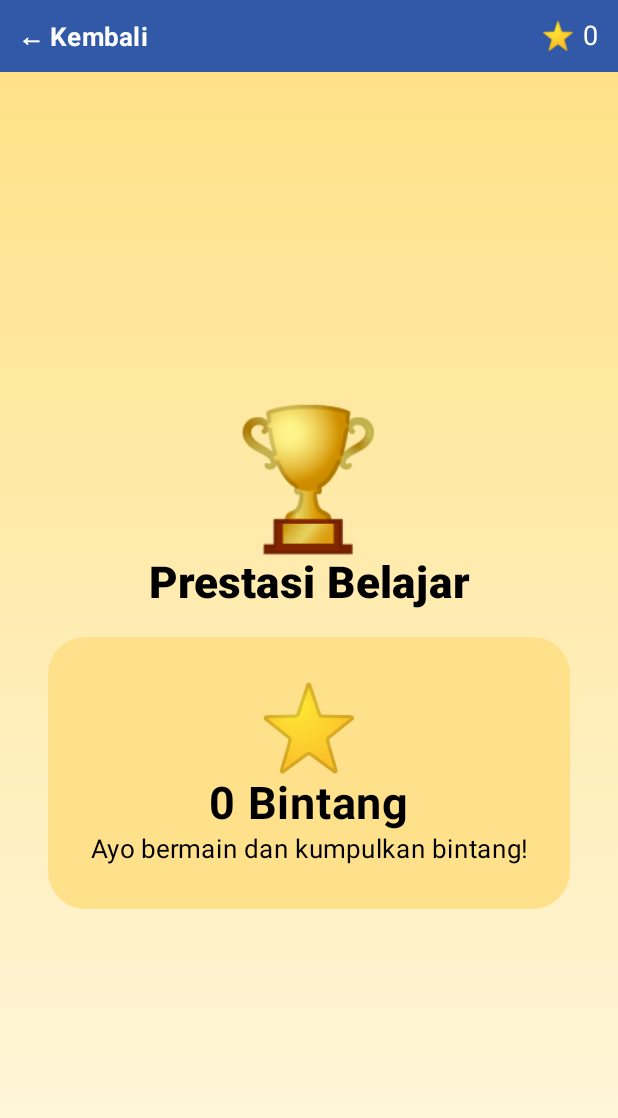
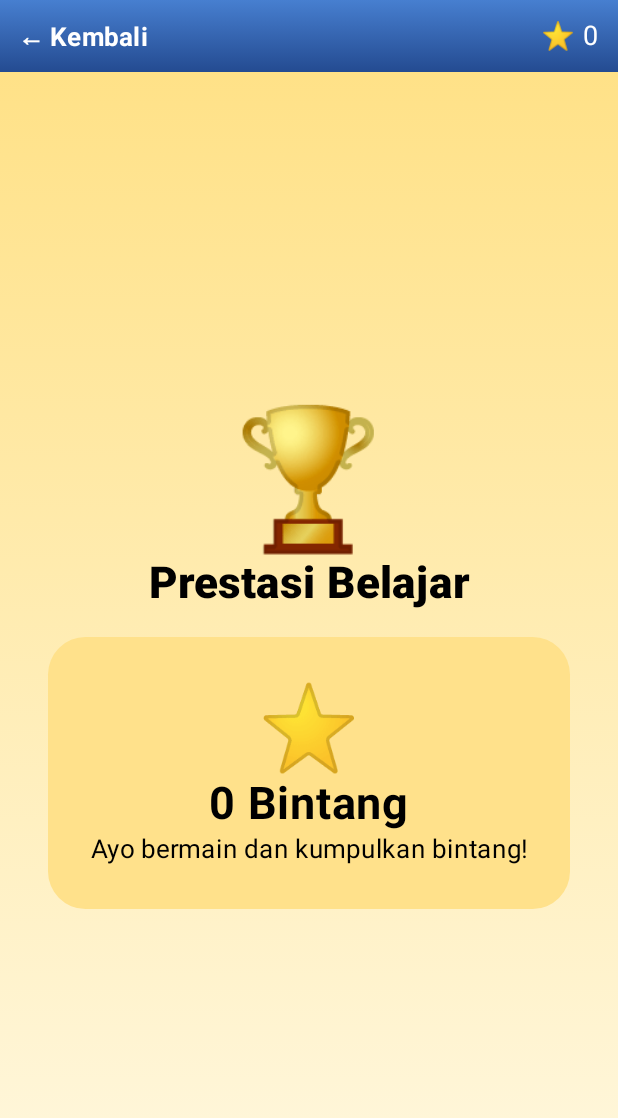
Before and after one commit to MChat-Android/M-Anak-Pintar, an Android app built with Jetpack Compose: the screen it shows after launch (MainActivity), after a tap on an icon or button, on a phone screen of 412 x 824 dp. Shown: the top 1118 px of the screen. Run offline under Robolectric (Android 15) with nearby library versions, the phone set to English and light mode, and no system bars.

Commit message:
Update MainActivity.kt

```diff
--- a/app/src/main/java/com/m/anakpintar/MainActivity.kt
+++ b/app/src/main/java/com/m/anakpintar/MainActivity.kt
@@ -1,4 +1,3 @@
-
 package com.m.anakpintar
 
 import android.os.Bundle
@@ -17,6 +16,7 @@ import androidx.compose.runtime.*
 import androidx.compose.runtime.saveable.rememberSaveable
 import androidx.compose.ui.Alignment
 import androidx.compose.ui.Modifier
+import androidx.compose.ui.draw.*
 import androidx.compose.ui.graphics.Brush
 import androidx.compose.ui.graphics.Color
 import androidx.compose.ui.platform.LocalContext
@@ -70,46 +70,21 @@ private val letters = listOf(
 )
 
 private fun letterIllustration(word: String): String = when (word) {
-    "Apel" -> "🍎"
-    "Bola" -> "⚽"
-    "Cicak" -> "🦎"
-    "Domba" -> "🐑"
-    "Elang" -> "🦅"
-    "Foto" -> "📷"
-    "Gajah" -> "🐘"
-    "Harimau" -> "🐯"
-    "Ikan" -> "🐟"
-    "Jeruk" -> "🍊"
-    "Kucing" -> "🐱"
-    "Lemon" -> "🍋"
-    "Mobil" -> "🚗"
-    "Nanas" -> "🍍"
-    "Obat" -> "💊"
-    "Pisang" -> "🍌"
-    "Quran" -> "📖"
-    "Rumah" -> "🏠"
-    "Sapi" -> "🐄"
-    "Topi" -> "🧢"
-    "Ular" -> "🐍"
-    "Vas" -> "🏺"
-    "Wortel" -> "🥕"
-    "Xilofon" -> "🎼"
-    "Yoyo" -> "🪀"
-    "Zebra" -> "🦓"
+    "Apel" -> "🍎"; "Bola" -> "⚽"; "Cicak" -> "🦎"
+    "Domba" -> "🐑"; "Elang" -> "🦅"; "Foto" -> "📷"
+    "Gajah" -> "🐘"; "Harimau" -> "🐯"; "Ikan" -> "🐟"
+    "Jeruk" -> "🍊"; "Kucing" -> "🐱"; "Lemon" -> "🍋"
+    "Mobil" -> "🚗"; "Nanas" -> "🍍"; "Obat" -> "💊"
+    "Pisang" -> "🍌"; "Quran" -> "📖"; "Rumah" -> "🏠"
+    "Sapi" -> "🐄"; "Topi" -> "🧢"; "Ular" -> "🐍"
+    "Vas" -> "🏺"; "Wortel" -> "🥕"; "Xilofon" -> "🎼"
+    "Yoyo" -> "🪀"; "Zebra" -> "🦓"
     else -> "🌟"
 }
 
 private fun numberIllustration(number: Int): String = when (number % 10) {
-    1 -> "🍎"
-    2 -> "🧸"
-    3 -> "🎈"
-    4 -> "🚗"
-    5 -> "⭐"
-    6 -> "🐟"
-    7 -> "🦋"
-    8 -> "🍊"
-    9 -> "⚽"
-    else -> "🐱"
+    1 -> "🍎"; 2 -> "🧸"; 3 -> "🎈"; 4 -> "🚗"; 5 -> "⭐"
+    6 -> "🐟"; 7 -> "🦋"; 8 -> "🍊"; 9 -> "⚽"; else -> "🐱"
 }
 
 private fun numberWords(n: Int): String {
@@ -167,16 +142,8 @@ private fun AnakPintarApp() {
     var page by rememberSaveable { mutableStateOf(Page.HOME) }
     var stars by rememberSaveable { mutableIntStateOf(0) }
 
-    Surface(Modifier.fillMaxSize(), color = Color.Transparent) {
-        Box(
-            Modifier.fillMaxSize().background(
-                Brush.verticalGradient(
-                    when (page) {
-                        Page.HOME -> listOf(
-                            Color(0xFF80D8FF),
-                            Color(0xFFE1F5FE),
-                            Color(0xFFFFF3D6)
-                        )
+    val background = when (page) {
+        Page.HOME -> listOf(Color(0xFF63C9F4), Color(0xFFB8ECFF), Color(0xFFFFF1C5))
         Page.HURUF -> listOf(Color(0xFFB9F6CA), Color(0xFFE8F5E9))
         Page.ANGKA -> listOf(Color(0xFFBBDEFB), Color(0xFFFFE0B2))
         Page.BERHITUNG -> listOf(Color(0xFFA5D6A7), Color(0xFFE8F5E9))
@@ -186,14 +153,20 @@ private fun AnakPintarApp() {
         Page.CERITA -> listOf(Color(0xFFB3E5FC), Color(0xFFD1C4E9))
         Page.PRESTASI -> listOf(Color(0xFFFFE082), Color(0xFFFFF8E1))
     }
-                )
-            )
+
+    Surface(Modifier.fillMaxSize(), color = Color.Transparent) {
+        Box(
+            Modifier.fillMaxSize().background(Brush.verticalGradient(background))
         ) {
             Column(Modifier.fillMaxSize()) {
                 if (page != Page.HOME) {
                     Row(
                         Modifier.fillMaxWidth()
-                            .background(Color(0xFF3159A8))
+                            .background(
+                                Brush.verticalGradient(
+                                    listOf(Color(0xFF477FD0), Color(0xFF244B91))
+                                )
+                            )
                             .padding(12.dp),
                         verticalAlignment = Alignment.CenterVertically
                     ) {
@@ -229,27 +202,27 @@ private fun engineLanguage(engine: TextToSpeech?) {
     engine?.language = Locale("id", "ID")
 }
 
-/* HALAMAN UTAMA BARU */
+/* HALAMAN UTAMA */
 
 @Composable
 private fun HomeScreen(stars: Int, onSelect: (Page) -> Unit) {
     Column(
         Modifier.fillMaxSize()
             .verticalScroll(rememberScrollState())
-            .padding(horizontal = 14.dp, vertical = 10.dp),
+            .padding(horizontal = 13.dp, vertical = 9.dp),
         horizontalAlignment = Alignment.CenterHorizontally
     ) {
         Row(
             Modifier.fillMaxWidth(),
-            verticalAlignment = Alignment.CenterVertically,
-            horizontalArrangement = Arrangement.Center
+            horizontalArrangement = Arrangement.Center,
+            verticalAlignment = Alignment.CenterVertically
         ) {
-            Text("🐾", fontSize = 25.sp)
+            Text("🐾", fontSize = 27.sp)
             Spacer(Modifier.width(7.dp))
             Text(
                 "M ANAK PINTAR",
-                fontSize = 27.sp,
-                fontWeight = FontWeight.ExtraBold,
+                fontSize = 26.sp,
+                fontWeight = FontWeight.Black,
                 color = Color(0xFF174A91)
             )
             Spacer(Modifier.width(7.dp))
@@ -259,39 +232,61 @@ private fun HomeScreen(stars: Int, onSelect: (Page) -> Unit) {
         Spacer(Modifier.height(10.dp))
 
         Card(
-            Modifier.fillMaxWidth(),
+            modifier = Modifier.fillMaxWidth().shadow(
+                10.dp, RoundedCornerShape(28.dp), spotColor = Color(0xFF2365A0)
+            ),
             shape = RoundedCornerShape(28.dp),
-            colors = CardDefaults.cardColors(
-                containerColor = Color(0xFFBDEEFF)
-            ),
-            elevation = CardDefaults.cardElevation(4.dp)
+            colors = CardDefaults.cardColors(containerColor = Color.Transparent)
+        ) {
+            Box(
+                Modifier.background(
+                    Brush.linearGradient(
+                        listOf(Color(0xFFFFFFFF), Color(0xFFB5E9FF), Color(0xFF71C9F5))
+                    )
+                )
             ) {
                 Row(
                     Modifier.fillMaxWidth().padding(13.dp),
                     verticalAlignment = Alignment.CenterVertically
                 ) {
-                Text("🐱", fontSize = 82.sp)
-                Spacer(Modifier.width(10.dp))
+                    Box(
+                        Modifier.size(112.dp)
+                            .shadow(8.dp, CircleShape)
+                            .background(
+                                Brush.verticalGradient(
+                                    listOf(Color.White, Color(0xFFFFD8A4))
+                                ),
+                                CircleShape
+                            ),
+                        contentAlignment = Alignment.Center
+                    ) {
+                        Text("🐱", fontSize = 76.sp)
+                    }
+
+                    Spacer(Modifier.width(12.dp))
+
                     Column(Modifier.weight(1f)) {
                         Text(
                             "Halo, Teman!",
                             fontSize = 23.sp,
-                        fontWeight = FontWeight.ExtraBold,
+                            fontWeight = FontWeight.Black,
                             color = Color(0xFF174A91)
                         )
                         Text(
                             "Aku Neko!",
-                        fontSize = 19.sp,
-                        fontWeight = FontWeight.Bold,
+                            fontSize = 21.sp,
+                            fontWeight = FontWeight.ExtraBold,
                             color = Color(0xFFE87525)
                         )
                         Text(
                             "Ayo belajar sambil bermain!",
-                        fontSize = 14.sp,
-                        color = Color(0xFF315078)
+                            fontSize = 13.sp,
+                            color = Color(0xFF315078),
+                            fontWeight = FontWeight.Bold
                         )
                         Spacer(Modifier.height(5.dp))
                         Text("🌈 🎈 ⭐", fontSize = 22.sp)
+                    }
                 }
             }
         }
@@ -299,25 +294,29 @@ private fun HomeScreen(stars: Int, onSelect: (Page) -> Unit) {
         Spacer(Modifier.height(12.dp))
 
         Card(
-            Modifier.fillMaxWidth().clickable {
-                onSelect(Page.PRESTASI)
-            },
-            shape = RoundedCornerShape(18.dp),
-            colors = CardDefaults.cardColors(
-                containerColor = Color(0xFFFFE18B)
-            )
+            Modifier.fillMaxWidth()
+                .shadow(8.dp, RoundedCornerShape(20.dp))
+                .clickable { onSelect(Page.PRESTASI) },
+            shape = RoundedCornerShape(20.dp),
+            colors = CardDefaults.cardColors(containerColor = Color.Transparent)
         ) {
             Row(
-                Modifier.fillMaxWidth().padding(12.dp),
+                Modifier.fillMaxWidth()
+                    .background(
+                        Brush.verticalGradient(
+                            listOf(Color(0xFFFFF2B4), Color(0xFFFFCF55))
+                        )
+                    )
+                    .padding(12.dp),
                 verticalAlignment = Alignment.CenterVertically,
                 horizontalArrangement = Arrangement.Center
             ) {
-                Text("🏆", fontSize = 27.sp)
+                Text("🏆", fontSize = 28.sp)
                 Spacer(Modifier.width(10.dp))
                 Text(
                     "Bintang prestasi: $stars",
                     fontSize = 19.sp,
-                    fontWeight = FontWeight.ExtraBold,
+                    fontWeight = FontWeight.Black,
                     color = Color(0xFF704214)
                 )
                 Spacer(Modifier.width(8.dp))
@@ -325,14 +324,28 @@ private fun HomeScreen(stars: Int, onSelect: (Page) -> Unit) {
             }
         }
 
-        Spacer(Modifier.height(15.dp))
+        Spacer(Modifier.height(16.dp))
 
         Text(
             "PILIH KEGIATAN BELAJAR",
             fontSize = 17.sp,
-            fontWeight = FontWeight.ExtraBold,
+            fontWeight = FontWeight.Black,
             color = Color(0xFF174A91)
         )
+
+        Spacer(Modifier.height(11.dp))
+
+        Row(
+            Modifier.fillMaxWidth(),
+            horizontalArrangement = Arrangement.spacedBy(9.dp)
+        ) {
+            HomeTile("🔤", "Belajar\nHuruf", Color(0xFFFF9BCB), Color(0xFFE95B9E),
+                Modifier.weight(1f)) { onSelect(Page.HURUF) }
+            HomeTile("🔢", "Belajar\nAngka", Color(0xFFB4F18C), Color(0xFF63BD55),
+                Modifier.weight(1f)) { onSelect(Page.ANGKA) }
+            HomeTile("➕", "Berhitung", Color(0xFFFFD477), Color(0xFFE99B24),
+                Modifier.weight(1f)) { onSelect(Page.BERHITUNG) }
+        }
 
         Spacer(Modifier.height(10.dp))
 
@@ -340,53 +353,45 @@ private fun HomeScreen(stars: Int, onSelect: (Page) -> Unit) {
             Modifier.fillMaxWidth(),
             horizontalArrangement = Arrangement.spacedBy(9.dp)
         ) {
-            HomeTile("🔤", "Belajar\nHuruf", Color(0xFFF48BC1),
-                Modifier.weight(1f)) { onSelect(Page.HURUF) }
-            HomeTile("🔢", "Belajar\nAngka", Color(0xFF8BE36F),
-                Modifier.weight(1f)) { onSelect(Page.ANGKA) }
-            HomeTile("➕", "Berhitung", Color(0xFFFFBE45),
-                Modifier.weight(1f)) { onSelect(Page.BERHITUNG) }
+            HomeTile("🎨", "Belajar\nWarna", Color(0xFFD1B8FF), Color(0xFF9670DF),
+                Modifier.weight(1f)) { onSelect(Page.WARNA) }
+            HomeTile("🐘", "Belajar\nHewan", Color(0xFF9DEDB4), Color(0xFF4CB978),
+                Modifier.weight(1f)) { onSelect(Page.HEWAN) }
+            HomeTile("🎮", "Permainan", Color(0xFF91DFFF), Color(0xFF419ED5),
+                Modifier.weight(1f)) { onSelect(Page.PERMAINAN) }
         }
 
-        Spacer(Modifier.height(9.dp))
+        Spacer(Modifier.height(10.dp))
 
         Row(
             Modifier.fillMaxWidth(),
             horizontalArrangement = Arrangement.spacedBy(9.dp)
         ) {
-            HomeTile("🎨", "Belajar\nWarna", Color(0xFFB99AF5),
-                Modifier.weight(1f)) { onSelect(Page.WARNA) }
-            HomeTile("🐘", "Belajar\nHewan", Color(0xFF8BE3A0),
-                Modifier.weight(1f)) { onSelect(Page.HEWAN) }
-            HomeTile("🎮", "Permainan", Color(0xFF65C8F5),
-                Modifier.weight(1f)) { onSelect(Page.PERMAINAN) }
-        }
-
-        Spacer(Modifier.height(9.dp))
-
-        Row(
-            Modifier.fillMaxWidth(),
-            horizontalArrangement = Arrangement.spacedBy(9.dp)
-        ) {
-            HomeTile("📖", "Cerita\nAnak", Color(0xFFFFB454),
+            HomeTile("📖", "Cerita\nAnak", Color(0xFFFFC58B), Color(0xFFE9954C),
                 Modifier.weight(1f)) { onSelect(Page.CERITA) }
-            HomeTile("🏆", "Nilai dan\nPrestasi", Color(0xFFFFA6A6),
+            HomeTile("🏆", "Nilai dan\nPrestasi", Color(0xFFFFB3B3), Color(0xFFE56F78),
                 Modifier.weight(1f)) { onSelect(Page.PRESTASI) }
-            HomeTile("⭐", "Bintang\nSaya", Color(0xFFFFD66B),
+            HomeTile("⭐", "Bintang\nSaya", Color(0xFFFFE58B), Color(0xFFE7B83B),
                 Modifier.weight(1f)) { onSelect(Page.PRESTASI) }
         }
 
         Spacer(Modifier.height(17.dp))
 
+        Card(
+            shape = RoundedCornerShape(30.dp),
+            colors = CardDefaults.cardColors(containerColor = Color(0xAAFFFFFF))
+        ) {
             Text(
-            "Belajar itu menyenangkan bersama Neko! 🐱",
-            fontSize = 14.sp,
-            fontWeight = FontWeight.Bold,
+                "🌼 Belajar itu menyenangkan bersama Neko! 🐱 🌼",
+                Modifier.padding(horizontal = 13.dp, vertical = 10.dp),
+                fontSize = 13.sp,
+                fontWeight = FontWeight.ExtraBold,
                 color = Color(0xFF3159A8),
                 textAlign = TextAlign.Center
             )
+        }
 
-        Spacer(Modifier.height(12.dp))
+        Spacer(Modifier.height(14.dp))
     }
 }
 
@@ -394,35 +399,71 @@ private fun HomeScreen(stars: Int, onSelect: (Page) -> Unit) {
 private fun HomeTile(
     icon: String,
     title: String,
-    color: Color,
+    topColor: Color,
+    bottomColor: Color,
     modifier: Modifier = Modifier,
     onClick: () -> Unit
 ) {
     Card(
-        modifier = modifier.height(116.dp).clickable { onClick() },
-        shape = RoundedCornerShape(21.dp),
-        colors = CardDefaults.cardColors(containerColor = color),
-        elevation = CardDefaults.cardElevation(defaultElevation = 3.dp)
+        modifier = modifier.height(119.dp)
+            .shadow(8.dp, RoundedCornerShape(22.dp), spotColor = bottomColor)
+            .clickable { onClick() },
+        shape = RoundedCornerShape(22.dp),
+        colors = CardDefaults.cardColors(containerColor = Color.Transparent)
     ) {
+        Box(
+            Modifier.fillMaxSize()
+                .background(
+                    Brush.verticalGradient(
+                        listOf(
+                            Color.White.copy(alpha = 0.95f),
+                            topColor,
+                            bottomColor
+                        )
+                    )
+                )
+        ) {
+            Box(
+                Modifier.align(Alignment.TopCenter)
+                    .fillMaxWidth(0.72f)
+                    .height(8.dp)
+                    .padding(horizontal = 5.dp)
+                    .background(
+                        Color.White.copy(alpha = 0.65f),
+                        RoundedCornerShape(bottomStart = 20.dp, bottomEnd = 20.dp)
+                    )
+            )
+
             Column(
                 Modifier.fillMaxSize().padding(5.dp),
                 horizontalAlignment = Alignment.CenterHorizontally,
                 verticalArrangement = Arrangement.Center
             ) {
-            Text(
-                icon,
-                fontSize = 34.sp,
-                textAlign = TextAlign.Center
-            )
-            Spacer(Modifier.height(6.dp))
+                Box(
+                    Modifier.size(53.dp)
+                        .shadow(4.dp, CircleShape)
+                        .background(
+                            Brush.verticalGradient(
+                                listOf(Color.White, Color(0xFFEAF7FF))
+                            ),
+                            CircleShape
+                        ),
+                    contentAlignment = Alignment.Center
+                ) {
+                    Text(icon, fontSize = 32.sp)
+                }
+
+                Spacer(Modifier.height(7.dp))
+
                 Text(
                     title,
                     fontSize = 13.sp,
-                fontWeight = FontWeight.ExtraBold,
+                    fontWeight = FontWeight.Black,
                     color = Color(0xFF26334A),
                     textAlign = TextAlign.Center,
                     lineHeight = 16.sp
                 )
+            }
         }
     }
 }
```
Lines whose indentation alone changed are shown as unchanged.
